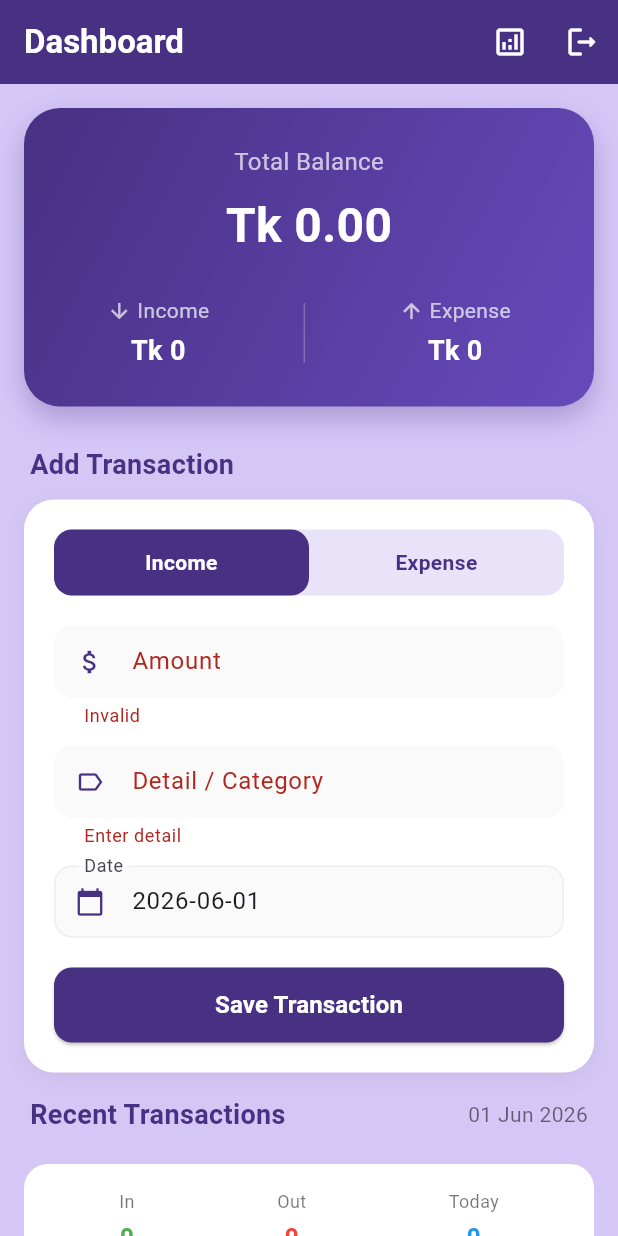
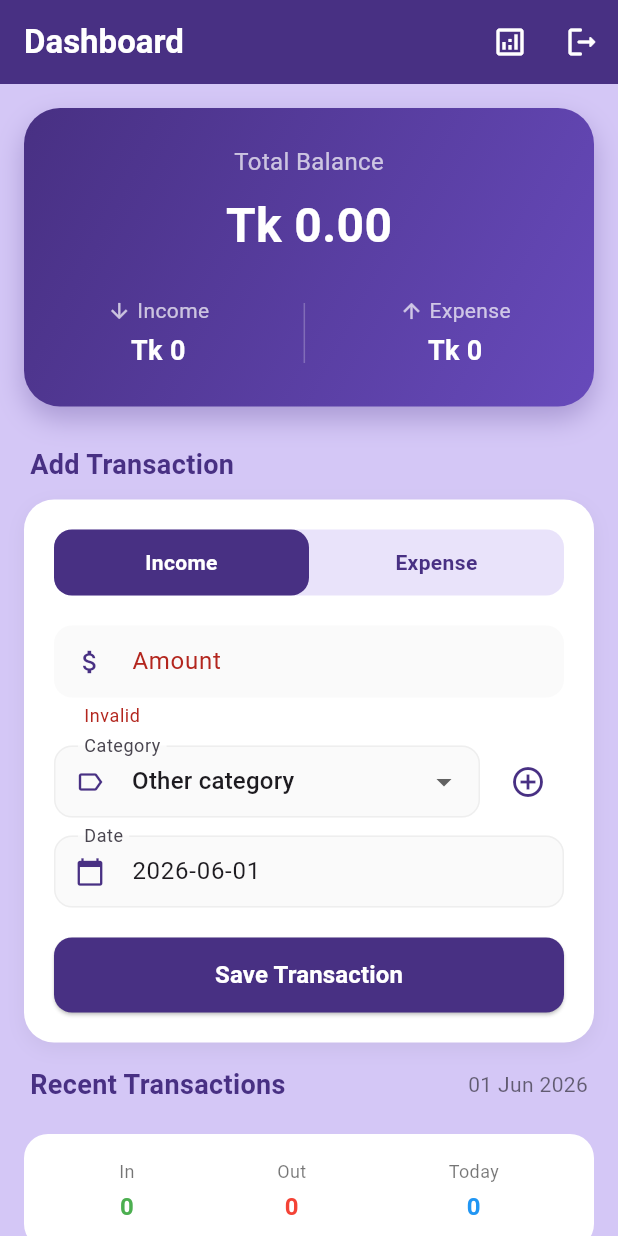
Before and after one commit to Fahad-Hasan-Nur/daily-earning-tracker, a Flutter app: the screen it shows once a user with an empty profile is signed in, after a tap on "Save Transaction", on a phone screen of 412 x 824 dp. Run offline on Flutter 3.47's test engine with Material 3 defaults, Android fonts, the phone set to English and light mode, and no system bars; our stand-ins replace cloud_firestore, firebase_auth, firebase_core, get; accounts and stored records are empty.

Commit message:
feat: persist transaction categories in Firestore and load them on startup

```diff
--- a/lib/app/controllers/record_controller.dart
+++ b/lib/app/controllers/record_controller.dart
@@ -15,6 +15,12 @@ class RecordController extends GetxController {
   // Use typed lists
   final RxList<RecordModel> records = <RecordModel>[].obs;
   final RxList<RecordModel> monthlyRecords = <RecordModel>[].obs;
+
+  // Category list used for dropdown selection
+  final RxList<String> categories = <String>['Other category'].obs;
+
+  CollectionReference<Map<String, dynamic>> get _categoriesRef =>
+      _db.collection('users').doc(_uid).collection('categories');
 
   // Rx totals
   final RxDouble balance = 0.0.obs;
@@ -34,6 +40,7 @@ class RecordController extends GetxController {
 
   @override
   void onInit() {
+    loadCategories();
     initiateDailyData();
     initiateMonthlyData();
     calculateYearlyTotals();
@@ -49,7 +56,9 @@ class RecordController extends GetxController {
 
   // Fetch records for a specific date range
   Future<List<RecordModel>> getRecordsByDateRange(
-      DateTime start, DateTime end) async {
+    DateTime start,
+    DateTime end,
+  ) async {
     final snapshot = await _db
         .collection('records')
         .where('userId', isEqualTo: _uid)
@@ -62,7 +71,9 @@ class RecordController extends GetxController {
 
   // Common query logic
   Stream<QuerySnapshot<Map<String, dynamic>>> _getRecordsStream(
-      DateTime start, DateTime end) {
+    DateTime start,
+    DateTime end,
+  ) {
     return _db
         .collection('records')
         .where('userId', isEqualTo: _uid)
@@ -78,8 +89,9 @@ class RecordController extends GetxController {
 
     _dailySub?.cancel();
     _dailySub = _getRecordsStream(startOfDay, endOfDay).listen((snapshot) {
-      records.value =
-          snapshot.docs.map((doc) => RecordModel.fromFirestore(doc)).toList();
+      records.value = snapshot.docs
+          .map((doc) => RecordModel.fromFirestore(doc))
+          .toList();
       _calculateDailyTotals();
     });
   }
@@ -90,9 +102,12 @@ class RecordController extends GetxController {
     final endOfMonth = DateTime(now.year, now.month + 1, 0, 23, 59, 59);
 
     _monthlySub?.cancel();
-    _monthlySub = _getRecordsStream(startOfMonth, endOfMonth).listen((snapshot) {
-      monthlyRecords.value =
-          snapshot.docs.map((doc) => RecordModel.fromFirestore(doc)).toList();
+    _monthlySub = _getRecordsStream(startOfMonth, endOfMonth).listen((
+      snapshot,
+    ) {
+      monthlyRecords.value = snapshot.docs
+          .map((doc) => RecordModel.fromFirestore(doc))
+          .toList();
       _calculateMonthlyTotals();
     });
   }
@@ -106,8 +121,7 @@ class RecordController extends GetxController {
   void _calculateMonthlyTotals() {
     monthlyTotalIncome.value = _calculateTotal(monthlyRecords, 'income');
     monthlyTotalExpense.value = _calculateTotal(monthlyRecords, 'expense');
-    monthlyBalance.value =
-        monthlyTotalIncome.value - monthlyTotalExpense.value;
+    monthlyBalance.value = monthlyTotalIncome.value - monthlyTotalExpense.value;
   }
 
   double _calculateTotal(List<RecordModel> list, String type) {
@@ -128,8 +142,9 @@ class RecordController extends GetxController {
         .where('date', isLessThanOrEqualTo: Timestamp.fromDate(endOfYear))
         .get();
 
-    final yearlyRecords =
-        snapshot.docs.map((doc) => RecordModel.fromFirestore(doc)).toList();
+    final yearlyRecords = snapshot.docs
+        .map((doc) => RecordModel.fromFirestore(doc))
+        .toList();
 
     yearlyTotalIncome.value = _calculateTotal(yearlyRecords, 'income');
     yearlyTotalExpense.value = _calculateTotal(yearlyRecords, 'expense');
@@ -152,8 +167,60 @@ class RecordController extends GetxController {
       });
       calculateYearlyTotals(); // Added to ensure yearly total updates
     } catch (e) {
-      Get.snackbar('Error', 'Failed to add record: $e',
-          snackPosition: SnackPosition.BOTTOM);
+      Get.snackbar(
+        'Error',
+        'Failed to add record: $e',
+        snackPosition: SnackPosition.BOTTOM,
+      );
+    }
+  }
+
+  Future<void> addCategory(String category) async {
+    final normalized = category.trim();
+    if (normalized.isEmpty) return;
+
+    final duplicate = categories.any(
+      (existing) => existing.toLowerCase() == normalized.toLowerCase(),
+    );
+    if (duplicate) {
+      return;
+    }
+
+    try {
+      await _categoriesRef.add({'name': normalized});
+      categories.add(normalized);
+    } catch (e) {
+      Get.snackbar(
+        'Error',
+        'Failed to save category: $e',
+        snackPosition: SnackPosition.BOTTOM,
+      );
+    }
+  }
+
+  Future<void> loadCategories() async {
+    try {
+      final snapshot = await _categoriesRef.orderBy('name').get();
+      final loaded =
+          snapshot.docs
+              .map((doc) => doc.data()['name'] as String?)
+              .whereType<String>()
+              .map((value) => value.trim())
+              .where((value) => value.isNotEmpty)
+              .toSet()
+              .toList()
+            ..sort((a, b) => a.toLowerCase().compareTo(b.toLowerCase()));
+
+      categories.value = [
+        'Other category',
+        ...loaded.where((name) => name.toLowerCase() != 'other category'),
+      ];
+    } catch (e) {
+      Get.snackbar(
+        'Error',
+        'Failed to load categories: $e',
+        snackPosition: SnackPosition.BOTTOM,
+      );
     }
   }
 
@@ -165,8 +232,11 @@ class RecordController extends GetxController {
       });
       calculateYearlyTotals();
     } catch (e) {
-      Get.snackbar('Error', 'Failed to update record: $e',
-          snackPosition: SnackPosition.BOTTOM);
+      Get.snackbar(
+        'Error',
+        'Failed to update record: $e',
+        snackPosition: SnackPosition.BOTTOM,
+      );
     }
   }
 
@@ -175,8 +245,11 @@ class RecordController extends GetxController {
       await _db.collection('records').doc(id).delete();
       calculateYearlyTotals();
     } catch (e) {
-      Get.snackbar('Error', 'Failed to delete record: $e',
-          snackPosition: SnackPosition.BOTTOM);
+      Get.snackbar(
+        'Error',
+        'Failed to delete record: $e',
+        snackPosition: SnackPosition.BOTTOM,
+      );
     }
   }
 
@@ -204,8 +277,9 @@ class RecordController extends GetxController {
         .orderBy('date')
         .get();
 
-    final fetchedRecords =
-        snapshot.docs.map((doc) => RecordModel.fromFirestore(doc)).toList();
+    final fetchedRecords = snapshot.docs
+        .map((doc) => RecordModel.fromFirestore(doc))
+        .toList();
 
     final Map<String, Map<String, double>> dailySummary = {};
 
@@ -245,8 +319,7 @@ class RecordController extends GetxController {
     // Update monthly totals
     monthlyTotalIncome.value = _calculateTotal(fetchedRecords, 'income');
     monthlyTotalExpense.value = _calculateTotal(fetchedRecords, 'expense');
-    monthlyBalance.value =
-        monthlyTotalIncome.value - monthlyTotalExpense.value;
+    monthlyBalance.value = monthlyTotalIncome.value - monthlyTotalExpense.value;
 
     return result;
   }
--- a/lib/app/data/models/record_model.dart
+++ b/lib/app/data/models/record_model.dart
@@ -1,7 +1,7 @@
 import 'package:cloud_firestore/cloud_firestore.dart';
 
 class RecordModel {
-final String id;
+  final String id;
   final String userId;
   final double amount;
   final String category;
@@ -19,11 +19,16 @@ final String id;
 
   factory RecordModel.fromFirestore(DocumentSnapshot doc) {
     final data = doc.data() as Map<String, dynamic>;
+    final categoryValue = data['category'];
+    final category = categoryValue is String && categoryValue.trim().isNotEmpty
+        ? categoryValue
+        : 'Other category';
+
     return RecordModel(
       id: doc.id,
       userId: data['userId'] ?? '',
       amount: (data['amount'] as num).toDouble(),
-      category: data['category'] ?? '',
+      category: category,
       type: data['type'] ?? 'expense',
       date: (data['date'] as Timestamp).toDate(),
     );
--- a/lib/app/pages/home_page.dart
+++ b/lib/app/pages/home_page.dart
@@ -1,4 +1,3 @@
-import 'package:daily_income_tracker/app/pages/date_report_page.dart';
 import 'package:daily_income_tracker/app/pages/monthly_report_page.dart';
 import 'package:flutter/material.dart';
 import 'package:get/get.dart';
@@ -16,12 +15,13 @@ class HomePage extends StatefulWidget {
 
 class _HomePageState extends State<HomePage> {
   final amountCtrl = TextEditingController();
-  final categoryCtrl = TextEditingController();
+  final newCategoryCtrl = TextEditingController();
   final dateCtrl = TextEditingController();
 
   DateTime _selectedDate = DateTime.now();
   final _formKey = GlobalKey<FormState>();
   String _transactionType = 'income'; // 'income' or 'expense'
+  String? _selectedCategory;
 
   @override
   void initState() {
@@ -43,6 +43,40 @@ class _HomePageState extends State<HomePage> {
         dateCtrl.text = DateFormat('yyyy-MM-dd').format(_selectedDate);
       });
     }
+  }
+
+  Future<void> _showAddCategoryDialog(RecordController record) async {
+    newCategoryCtrl.clear();
+
+    await Get.dialog(
+      AlertDialog(
+        title: const Text('Create Category'),
+        content: TextField(
+          controller: newCategoryCtrl,
+          decoration: const InputDecoration(labelText: 'Category name'),
+        ),
+        actions: [
+          TextButton(onPressed: () => Get.back(), child: const Text('Cancel')),
+          ElevatedButton(
+            onPressed: () {
+              final newCategory = newCategoryCtrl.text.trim();
+              if (newCategory.isEmpty) {
+                Get.snackbar(
+                  'Invalid',
+                  'Category name cannot be empty',
+                  snackPosition: SnackPosition.BOTTOM,
+                );
+                return;
+              }
+              record.addCategory(newCategory);
+              setState(() => _selectedCategory = newCategory);
+              Get.back();
+            },
+            child: const Text('Add'),
+          ),
+        ],
+      ),
+    );
   }
 
   @override
@@ -248,14 +282,43 @@ class _HomePageState extends State<HomePage> {
                   : null,
             ),
             const SizedBox(height: 12),
-            TextFormField(
-              controller: categoryCtrl,
-              decoration: _inputDecoration(
-                'Detail / Category',
-                Icons.label_outline,
-              ),
-              validator: (val) => val!.isEmpty ? "Enter detail" : null,
-            ),
+            Obx(() {
+              _selectedCategory ??= record.categories.first;
+              return Row(
+                children: [
+                  Expanded(
+                    child: DropdownButtonFormField<String>(
+                      value: _selectedCategory,
+                      decoration: _inputDecoration(
+                        'Category',
+                        Icons.label_outline,
+                      ),
+                      items: record.categories
+                          .map(
+                            (category) => DropdownMenuItem(
+                              value: category,
+                              child: Text(category),
+                            ),
+                          )
+                          .toList(),
+                      onChanged: (value) =>
+                          setState(() => _selectedCategory = value),
+                      validator: (val) =>
+                          val == null || val.isEmpty ? 'Choose category' : null,
+                    ),
+                  ),
+                  const SizedBox(width: 8),
+                  IconButton(
+                    onPressed: () => _showAddCategoryDialog(record),
+                    icon: const Icon(
+                      Icons.add_circle_outline,
+                      color: MyColors.appColor,
+                    ),
+                    tooltip: 'Create category',
+                  ),
+                ],
+              );
+            }),
             const SizedBox(height: 12),
             TextFormField(
               controller: dateCtrl,
@@ -274,10 +337,9 @@ class _HomePageState extends State<HomePage> {
                       double.parse(amountCtrl.text),
                       _transactionType,
                       _selectedDate,
-                      categoryCtrl.text,
+                      _selectedCategory ?? 'Other category',
                     );
                     amountCtrl.clear();
-                    categoryCtrl.clear();
                   }
                 },
                 style: ElevatedButton.styleFrom(
```
